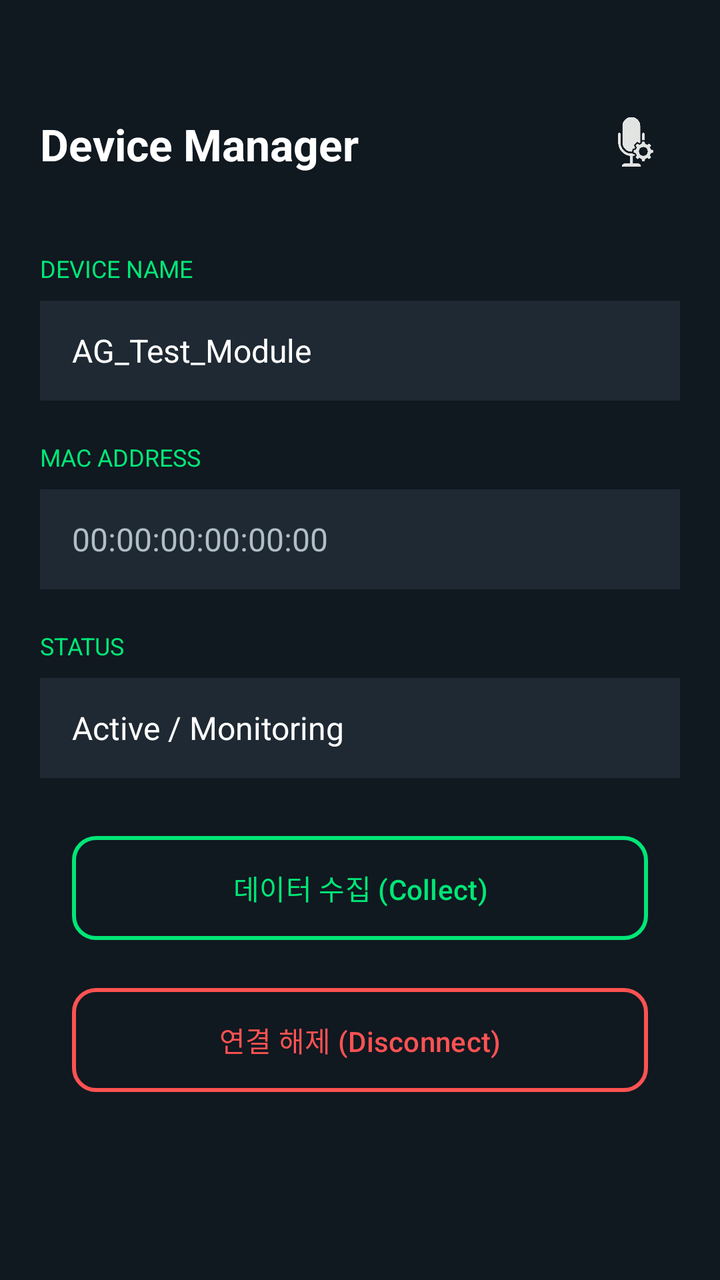
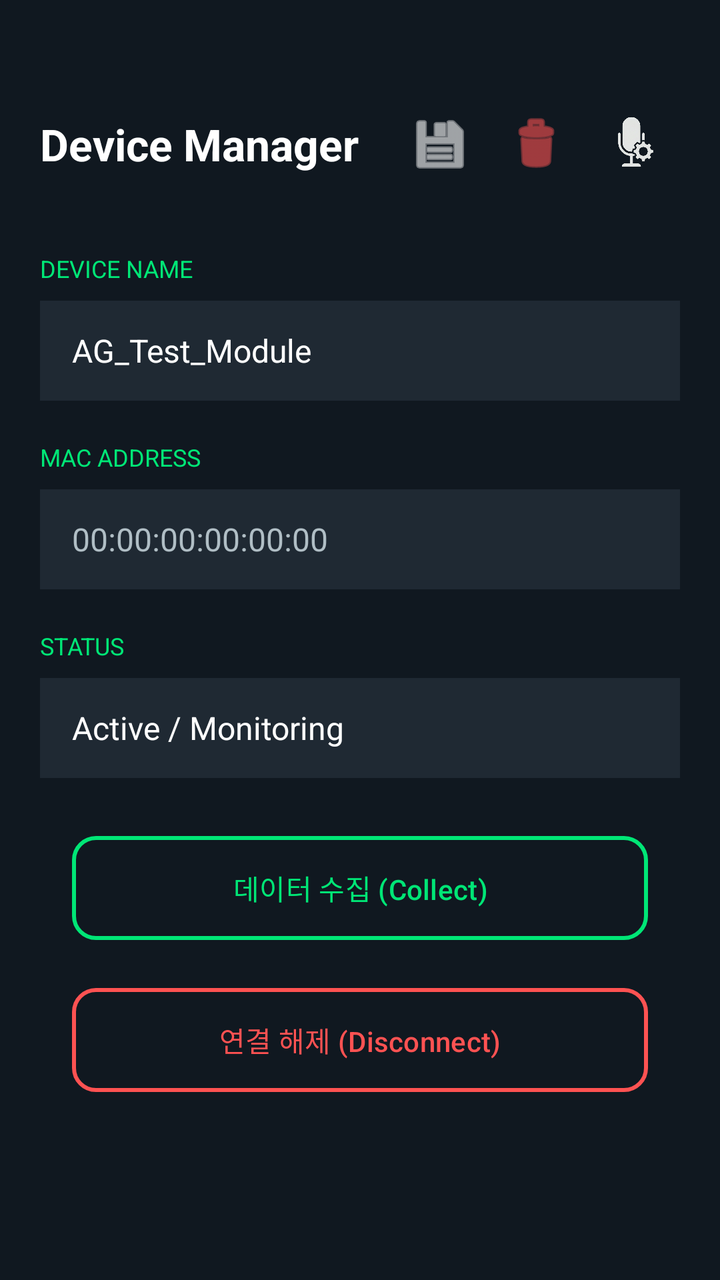

The first picture is an Android layout as it rendered before a commit; the second is the same layout after the commit. The layout source and the unified diff follow.
<!-- AndroidManifest.xml: application theme Theme.AGproject -->
<!-- res/layout/activity_device_manager.xml -->
<?xml version="1.0" encoding="utf-8"?>
<androidx.constraintlayout.widget.ConstraintLayout
    xmlns:android="http://schemas.android.com/apk/res/android"
    xmlns:app="http://schemas.android.com/apk/res-auto"
    xmlns:tools="http://schemas.android.com/tools" android:layout_width="match_parent"
    android:layout_height="match_parent"
    android:background="@color/bg_dark"
    android:padding="20dp">

  <LinearLayout
      android:id="@+id/layoutHeader"
      android:layout_width="match_parent"
      android:layout_height="wrap_content"
      android:orientation="horizontal"
      android:gravity="center_vertical"
      android:layout_marginTop="28dp"
      app:layout_constraintTop_toTopOf="parent"
      app:layout_constraintStart_toStartOf="parent">

    <TextView
        android:text="@string/title_manager"
        android:textColor="@color/text_white"
        android:textSize="22sp"
        android:textStyle="bold"
        android:layout_width="0dp"
        android:layout_weight="1"
        android:layout_height="wrap_content"/>

    <ImageButton
        android:id="@+id/btnOpenSettings"
        android:layout_width="48dp"
        android:layout_height="48dp"

        android:src="@drawable/tts_setting_img"

        android:background="?attr/selectableItemBackgroundBorderless"

        android:scaleType="fitCenter"
        android:padding="8dp"
        android:contentDescription="Settings" />
  </LinearLayout>


  <LinearLayout
      android:layout_width="match_parent"
      android:layout_height="wrap_content"
      android:orientation="vertical"
      android:layout_marginTop="30dp"
      app:layout_constraintTop_toBottomOf="@id/layoutHeader">

    <TextView
        android:layout_width="wrap_content"
        android:layout_height="wrap_content"
        android:text="@string/label_device_name"
        android:textColor="@color/accent_blue"
        android:textSize="12sp"
        android:layout_marginBottom="8dp"/>

    <EditText
        android:id="@+id/etDeviceName"
        android:layout_width="match_parent"
        android:layout_height="50dp"
        android:background="@color/bg_card"
        android:text="@string/default_module_name"
        android:textColor="@color/text_white"
        android:paddingHorizontal="16dp"
        android:textSize="16sp"
        android:inputType="none"
        android:focusable="false"
        android:importantForAutofill="no"
        android:clickable="false" />

    <View android:layout_width="match_parent" android:layout_height="20dp"/>

    <TextView
        android:layout_width="wrap_content"
        android:layout_height="wrap_content"
        android:text="@string/label_mac_address"
        android:textColor="@color/accent_blue"
        android:textSize="12sp"
        android:layout_marginBottom="8dp"/>

    <EditText
        android:id="@+id/etMacAddress"
        android:layout_width="match_parent"
        android:layout_height="50dp"
        android:background="@color/bg_card"
        android:text="@string/default_mac"
        android:textColor="@color/text_gray"
        android:paddingHorizontal="16dp"
        android:textSize="16sp"
        android:inputType="none"
        android:focusable="false"
        android:importantForAutofill="no"
        android:clickable="false"/>

    <View android:layout_width="match_parent" android:layout_height="20dp"/>

    <TextView
        android:layout_width="wrap_content"
        android:layout_height="wrap_content"
        android:text="@string/label_status"
        android:textColor="@color/accent_blue"
        android:textSize="12sp"
        android:layout_marginBottom="8dp"/>

    <TextView
        android:id="@+id/tvConnectionStatus"
        android:layout_width="match_parent"
        android:layout_height="50dp"
        android:background="@color/bg_card"
        android:text="@string/status_monitoring"
        android:textColor="@color/text_white"
        android:gravity="center_vertical"
        android:paddingHorizontal="16dp"
        android:textSize="16sp"/>

  </LinearLayout>

  
  <com.google.android.material.button.MaterialButton
      android:id="@+id/btnDataCollect"
      android:layout_width="match_parent"
      android:layout_height="60dp"
      android:text="@string/btn_data_collect"
      android:backgroundTint="@color/bg_dark"
      android:textColor="@color/accent_blue"
      app:strokeColor="@color/accent_blue"
      app:strokeWidth="2dp"
      app:cornerRadius="12dp"
      android:layout_marginHorizontal="16dp"
      android:layout_marginBottom="16dp"
      app:layout_constraintBottom_toTopOf="@id/btnDisconnect"
      app:layout_constraintStart_toStartOf="parent"
      app:layout_constraintEnd_toEndOf="parent"/>

  <com.google.android.material.button.MaterialButton
      android:id="@+id/btnDisconnect"
      android:layout_width="match_parent"
      android:layout_height="60dp"
      android:text="@string/btn_disconnect"
      android:backgroundTint="@color/bg_dark"
      android:textColor="@color/red_error"
      app:strokeColor="@color/red_error"
      app:strokeWidth="2dp"
      app:cornerRadius="12dp"
      android:layout_marginHorizontal="16dp"
      app:layout_constraintBottom_toBottomOf="parent"
      app:layout_constraintStart_toStartOf="parent"
      app:layout_constraintEnd_toEndOf="parent"
      android:layout_marginBottom="70dp"/>

</androidx.constraintlayout.widget.ConstraintLayout>
<!-- resources referenced by this layout -->
<resources>
  <color name="accent_blue">#00E676</color>
  <color name="bg_card">#1F2933</color>
  <color name="bg_dark">#101820</color>
  <color name="red_error">#FF5252</color>
  <color name="text_gray">#B0BEC5</color>
  <color name="text_white">#FFFFFF</color>
  <!-- drawable tts_setting_img: png bitmap (drawable, 85762 bytes) -->
  <string name="btn_data_collect">데이터 수집 (Collect)</string>
  <string name="btn_disconnect">연결 해제 (Disconnect)</string>
  <string name="default_mac">00:00:00:00:00:00</string>
  <string name="default_module_name">AG_Test_Module</string>
  <string name="label_device_name">DEVICE NAME</string>
  <string name="label_mac_address">MAC ADDRESS</string>
  <string name="label_status">STATUS</string>
  <string name="status_monitoring">Active / Monitoring</string>
  <string name="title_manager">Device Manager</string>
  <style name="Theme.AGproject" parent="Base.Theme.AGproject" />
  <style name="Base.Theme.AGproject" parent="Theme.Material3.DayNight.NoActionBar">
          
          
      </style>
</resources>

<!-- the commit's change to res/layout/activity_device_manager.xml (unified diff, before → after) -->
@@ -25,6 +25,30 @@
         android:layout_width="0dp"
         android:layout_weight="1"
         android:layout_height="wrap_content"/>
+
+    
+    <ImageButton
+        android:id="@+id/btnExportLogs"
+        android:layout_width="48dp"
+        android:layout_height="48dp"
+        android:src="@android:drawable/ic_menu_save"
+        app:tint="@color/text_white"
+        android:background="?attr/selectableItemBackgroundBorderless"
+        android:scaleType="fitCenter"
+        android:padding="8dp"
+        android:contentDescription="@string/desc_export_logs" />
+
+    
+    <ImageButton
+        android:id="@+id/btnDeleteLogs"
+        android:layout_width="48dp"
+        android:layout_height="48dp"
+        android:src="@android:drawable/ic_menu_delete"
+        app:tint="@color/red_error"
+        android:background="?attr/selectableItemBackgroundBorderless"
+        android:scaleType="fitCenter"
+        android:padding="8dp"
+        android:contentDescription="@string/desc_delete_logs" />
 
     <ImageButton
         android:id="@+id/btnOpenSettings"
<!-- resource entries referenced after the edit -->
@@ -11,6 +11,8 @@
   <string name="btn_disconnect">연결 해제 (Disconnect)</string>
   <string name="default_mac">00:00:00:00:00:00</string>
   <string name="default_module_name">AG_Test_Module</string>
+  <string name="desc_delete_logs">주행 기록 삭제</string>
+  <string name="desc_export_logs">로깅 데이터 추출</string>
   <string name="label_device_name">DEVICE NAME</string>
   <string name="label_mac_address">MAC ADDRESS</string>
   <string name="label_status">STATUS</string>
